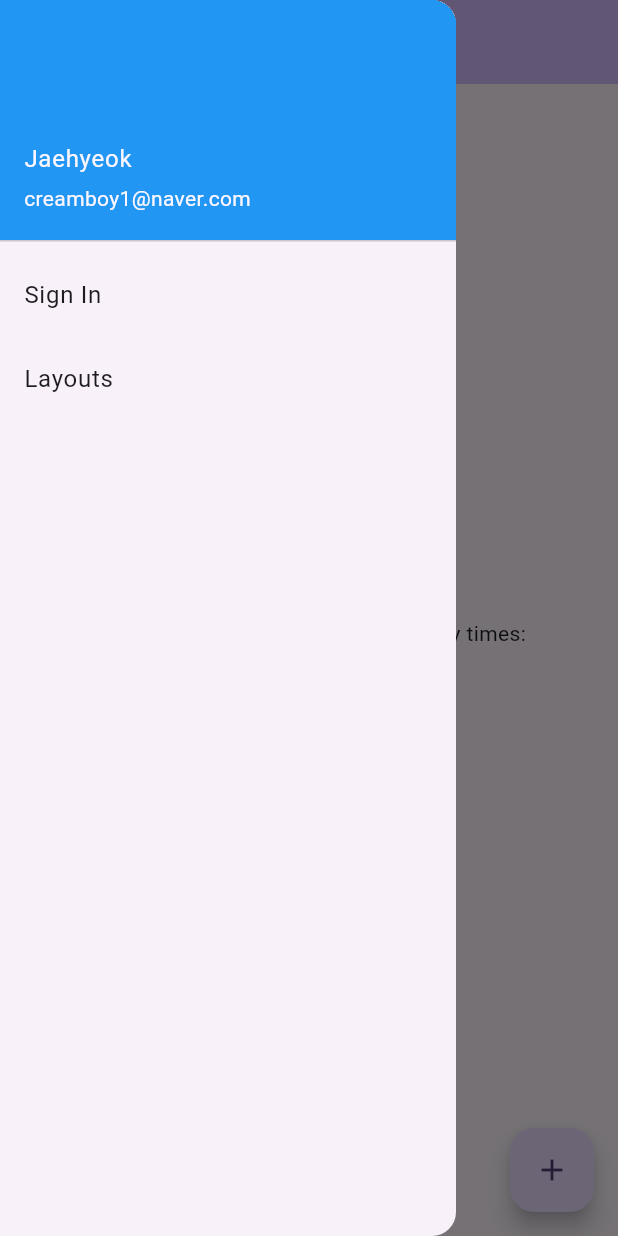
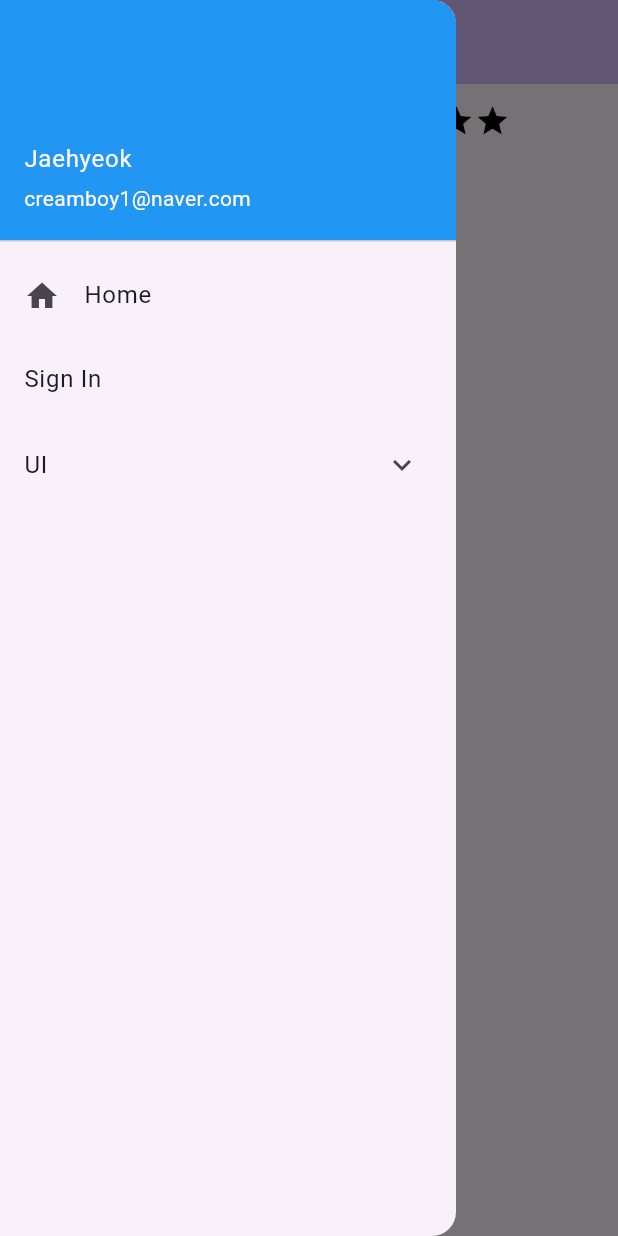
Before and after one commit to jh4843/denv_flutter_trainning, a Flutter app: the LayoutScreen screen opened by its route, with the side drawer open, on a phone screen of 412 x 824 dp. Run offline on Flutter 3.47's test engine with Material 2 defaults, Android fonts, the light colour scheme and no system bars; our stand-ins replace firebase_core, go_router, hooks_riverpod; accounts and stored records are empty.

Commit message:
update nested drawer items
update nested drawer items

```diff
--- a/lib/main.dart
+++ b/lib/main.dart
@@ -1,5 +1,3 @@
-import 'dart:js';
-
 import 'package:flutter/material.dart';
 import 'package:firebase_core/firebase_core.dart';
 import './firebase_options.dart';
@@ -21,7 +19,7 @@ final _router = GoRouter(
     GoRoute(
       path: '/',
       builder: (context, state) =>
-          const MyHomePage(title: 'Flutter Demo Home Page'),
+          const MyHomePage(title: 'Denv Flutter Training'),
       routes: const [],
     ),
     GoRoute(
@@ -36,7 +34,7 @@ final _router = GoRouter(
     GoRoute(
         path: '/ui',
         builder: (context, state) =>
-            const MyHomePage(title: 'Flutter Demo Home Page'),
+            const MyHomePage(title: 'Denv Flutter Training'),
         routes: <RouteBase>[
           GoRoute(
             name: "layouts",
--- a/lib/presentation/ui/layout_screen.dart
+++ b/lib/presentation/ui/layout_screen.dart
@@ -11,14 +11,6 @@ class LayoutScreen extends StatefulWidget {
 }
 
 class _LayoutScreenState extends State<LayoutScreen> {
-  int _counter = 0;
-
-  void _incrementCounter() {
-    setState(() {
-      _counter++;
-    });
-  }
-
   @override
   Widget build(BuildContext context) {
     return Scaffold(
@@ -27,25 +19,38 @@ class _LayoutScreenState extends State<LayoutScreen> {
         title: Text(widget.title),
       ),
       drawer: const DenvDrawer(),
-      body: Center(
-        child: Column(
-          mainAxisAlignment: MainAxisAlignment.center,
-          children: <Widget>[
-            const Text(
-              'You have pushed the button this many times:',
-            ),
-            Text(
-              '$_counter',
-              style: Theme.of(context).textTheme.headlineMedium,
+      body: Container(
+        padding: const EdgeInsets.all(10),
+        child: const Column(
+          children: [
+            Row(
+              mainAxisAlignment: MainAxisAlignment.spaceEvenly,
+              children: [
+                Text(
+                  'Row Test',
+                  style: TextStyle(
+                    color: Colors.black,
+                    fontWeight: FontWeight.w800,
+                    fontFamily: 'Roboto',
+                    letterSpacing: 0.5,
+                    fontSize: 20,
+                  ),
+                ),
+                Row(
+                  mainAxisSize: MainAxisSize.min,
+                  children: [
+                    Icon(Icons.star, color: Colors.red),
+                    Icon(Icons.star, color: Colors.blue),
+                    Icon(Icons.star, color: Colors.green),
+                    Icon(Icons.star, color: Colors.black),
+                    Icon(Icons.star, color: Colors.black),
+                  ],
+                ),
+              ],
             ),
           ],
         ),
       ),
-      floatingActionButton: FloatingActionButton(
-        onPressed: _incrementCounter,
-        tooltip: 'Increment',
-        child: const Icon(Icons.add),
-      ), // This trailing comma makes auto-formatting nicer for build methods.
     );
   }
 }
--- a/lib/presentation/widgets/denv_drawer.dart
+++ b/lib/presentation/widgets/denv_drawer.dart
@@ -25,16 +25,30 @@ class DenvDrawer extends StatelessWidget {
             arrowColor: Colors.redAccent,
           ),
           ListTile(
+            title: const Text('Home'),
+            leading: const Icon(Icons.home),
+            onTap: () {
+              context.go("/");
+            },
+          ),
+          ListTile(
             title: const Text('Sign In'),
             onTap: () {
               context.go("/signin");
             },
           ),
-          ListTile(
-            title: const Text('Layouts'),
-            onTap: () {
-              context.go("/layouts");
-            },
+          ExpansionTile(
+            title: const Text('UI'),
+            childrenPadding: const EdgeInsets.only(left: 30),
+            children: [
+              ListTile(
+                title: const Text('Layouts'),
+                leading: const Icon(Icons.dashboard),
+                onTap: () {
+                  context.go("/ui/layouts");
+                },
+              ),
+            ],
           ),
         ],
       ),
```
Also changed, not shown: 1 other file.
